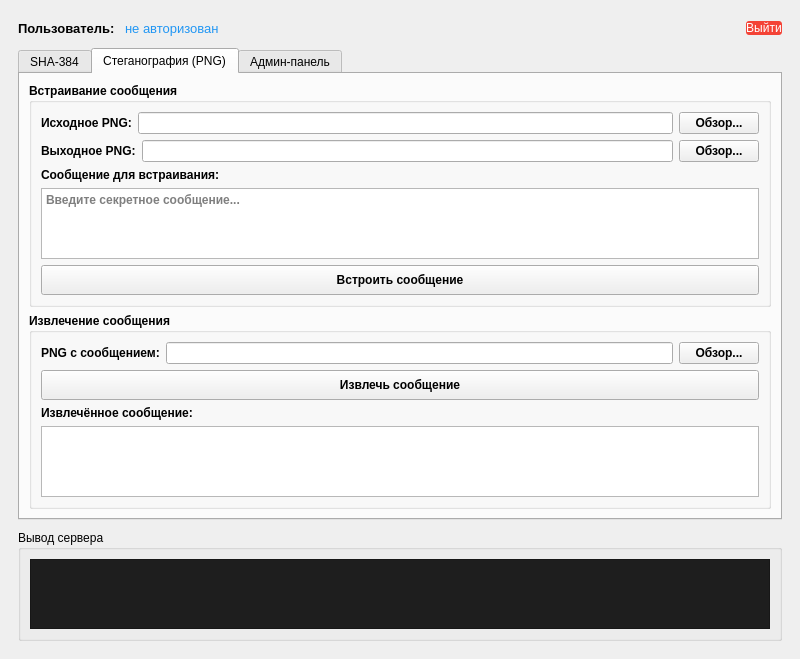
The window that mainwindow.ui (HideoSxy/251-351-10-) describes before a commit, drawn with Qt 5.
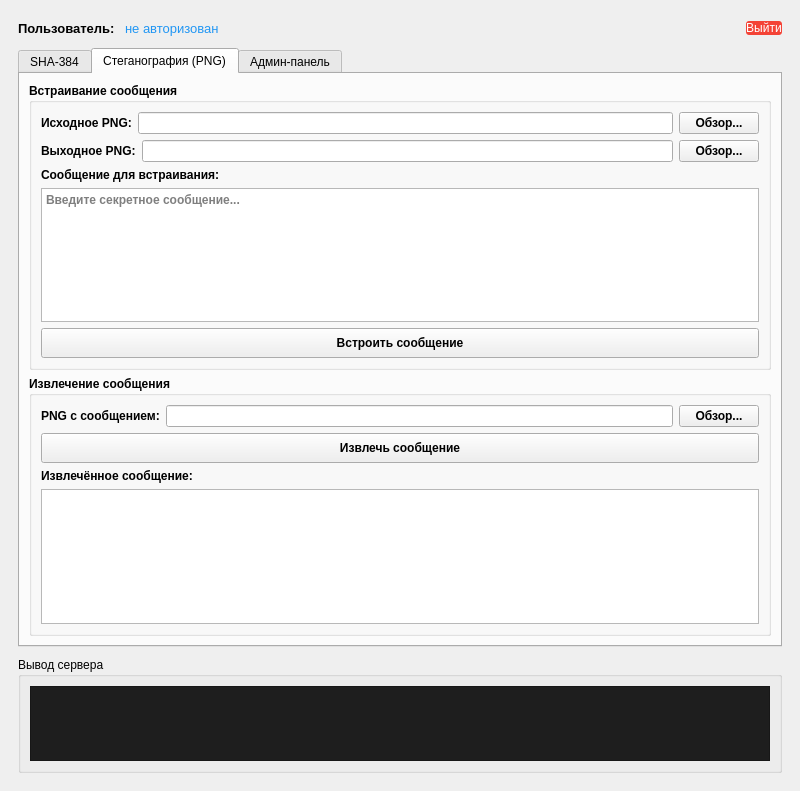
The same window after the commit. The open tabs and pages were chosen to show the change.

What changed in the file:
```diff
--- a/mainwindow.ui
+++ b/mainwindow.ui
@@ -7,7 +7,7 @@
     <x>0</x>
     <y>0</y>
     <width>800</width>
-    <height>600</height>
+    <height>791</height>
    </rect>
   </property>
   <property name="windowTitle">
```
Left out of the diff: 307 changed lines with no effect on the pictures.
